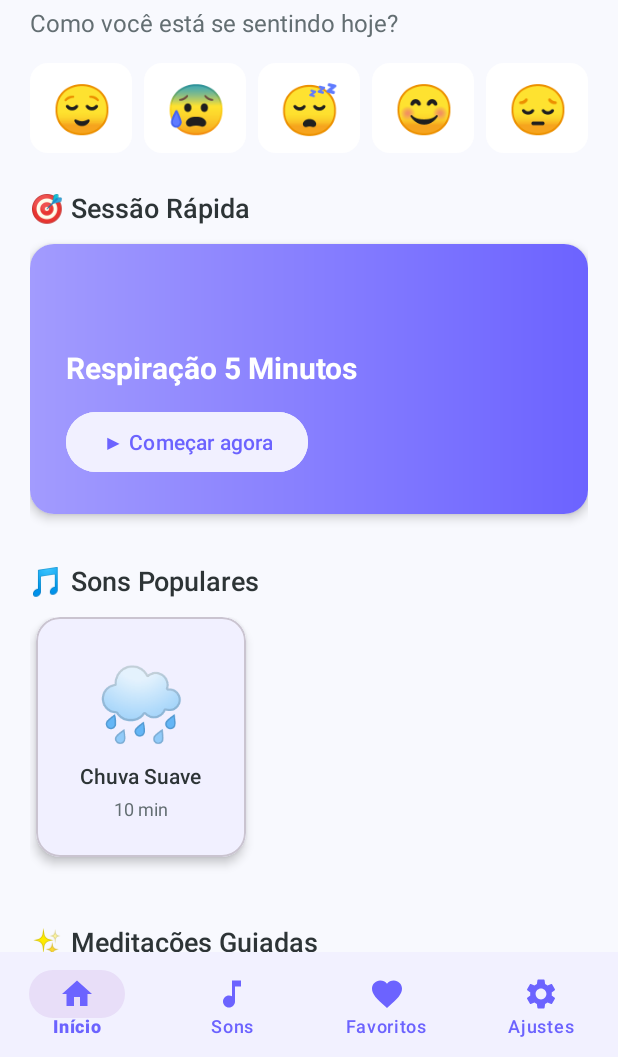
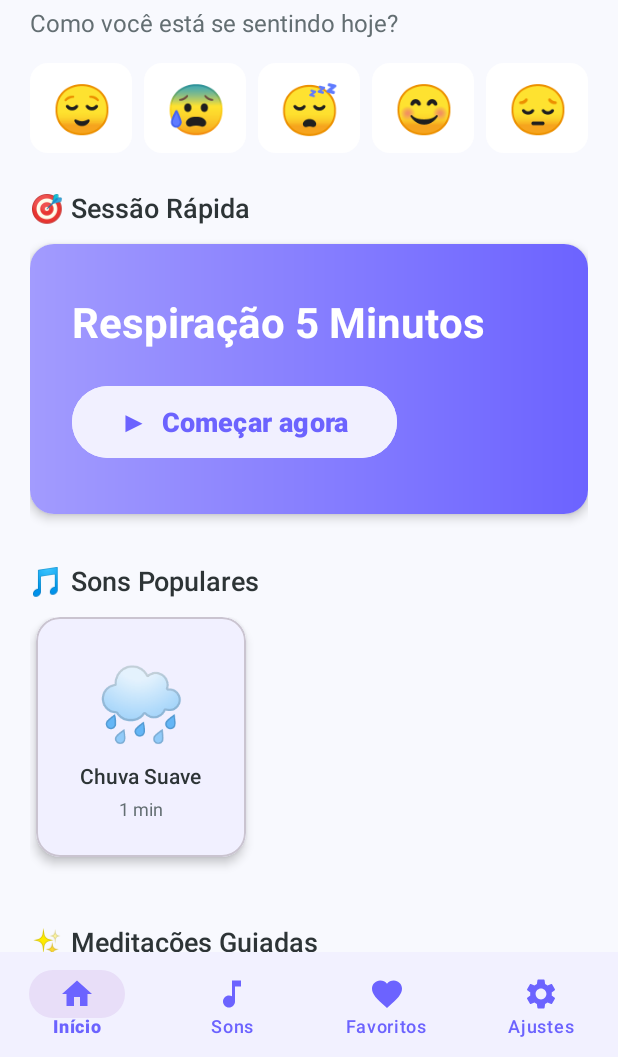
Before and after one commit to vandersonbraz/projeto-android, an Android app: the HomeFragment screen opened directly, with no data from a screen before it, on a phone screen of 412 x 824 dp, the part 179-1236 px from its top. Run offline under Robolectric (Android 15) with nearby library versions, the phone set to English and light mode, and no system bars; our stand-ins replace AdMob; libraries missing offline, so code that uses them is left out: com.android.billingclient; 5 statements that could not run were skipped.

Commit message:
Improve audio duration detection and quick session card UX
- Make entire purple card clickable (not just button)
- Increase font sizes in quick session card (28sp title, 18sp button)
- Center content vertically in card for better spacing
- Auto-detect real audio duration from MP3 file
- Update UI with actual detected duration
- Fix Chuva Suave duration (60s estimate, auto-detected on load)
- Improve card padding and button sizing

User experience improvements:
- Whole card area now clickable (easier to tap)
- Larger fonts fill the space better
- Accurate duration shown in player and cards

```diff
--- a/CalmareApp/app/src/main/java/com/calmare/app/data/Sound.kt
+++ b/CalmareApp/app/src/main/java/com/calmare/app/data/Sound.kt
@@ -20,7 +20,7 @@ object SoundsRepository {
             id = 1,
             title = "Chuva Suave",
             description = "Som relaxante de chuva caindo",
-            duration = 600, // 10 minutos (ajuste se souber a duração real do seu áudio)
+            duration = 60, // Duração estimada (será detectada automaticamente pelo player)
             category = "Natureza",
             audioUrl = "raw/chuva_suave",  // Arquivo local - SEM extensão .mp3
             isPremium = false
--- a/CalmareApp/app/src/main/java/com/calmare/app/ui/PlayerActivity.kt
+++ b/CalmareApp/app/src/main/java/com/calmare/app/ui/PlayerActivity.kt
@@ -452,7 +452,18 @@ class PlayerActivity : AppCompatActivity() {
                 prepareAsync()
 
                 setOnPreparedListener {
-                    tvTotalTime.text = formatTime(duration / 1000)
+                    // Detecta duração REAL do áudio (em milissegundos)
+                    val realDurationSeconds = duration / 1000
+
+                    // Atualiza a duração na variável do Activity
+                    this@PlayerActivity.soundDuration = realDurationSeconds
+
+                    // Atualiza UI com tempo real detectado
+                    tvTotalTime.text = formatTime(realDurationSeconds)
+
+                    // Atualiza categoria com duração real
+                    tvCategory.text = "${this@PlayerActivity.soundCategory} • ${formatDuration(realDurationSeconds)}"
+
                     isAudioPrepared = true
                     btnPlayPause.isEnabled = true
                     // Se shouldAutoPlayOnPrepared está true, toca automaticamente
--- a/CalmareApp/app/src/main/java/com/calmare/app/ui/fragments/HomeFragment.kt
+++ b/CalmareApp/app/src/main/java/com/calmare/app/ui/fragments/HomeFragment.kt
@@ -45,7 +45,12 @@ class HomeFragment : Fragment() {
         adManager.loadBannerAd(adContainer)
         adContainer.visibility = View.VISIBLE
 
-        // Setup quick session button
+        // Setup quick session - card inteiro clicável
+        view.findViewById<View>(R.id.card_quick_session)?.setOnClickListener {
+            openPlayer()
+        }
+
+        // Botão também clicável (redundante, mas mantém funcionalidade)
         view.findViewById<Button>(R.id.btn_start_quick_session)?.setOnClickListener {
             openPlayer()
         }
--- a/CalmareApp/app/src/main/res/layout/fragment_home.xml
+++ b/CalmareApp/app/src/main/res/layout/fragment_home.xml
@@ -127,32 +127,37 @@
                 android:layout_width="match_parent"
                 android:layout_height="match_parent"
                 android:background="@drawable/bg_gradient_purple"
-                android:padding="24dp">
+                android:padding="28dp">
 
                 <LinearLayout
                     android:layout_width="match_parent"
                     android:layout_height="match_parent"
                     android:orientation="vertical"
-                    android:gravity="bottom">
+                    android:gravity="center_vertical">
 
                     <TextView
                         android:layout_width="wrap_content"
                         android:layout_height="wrap_content"
                         android:text="@string/quick_session_title"
                         android:textColor="@color/white"
-                        android:textSize="20sp"
+                        android:textSize="28sp"
                         android:textStyle="bold"
-                        android:layout_marginBottom="12dp" />
+                        android:lineSpacingMultiplier="1.2"
+                        android:layout_marginBottom="20dp" />
 
                     <Button
                         android:id="@+id/btn_start_quick_session"
                         android:layout_width="wrap_content"
-                        android:layout_height="wrap_content"
-                        android:text="▶ Começar agora"
+                        android:layout_height="56dp"
+                        android:text="▶  Começar agora"
+                        android:textSize="18sp"
+                        android:textStyle="bold"
+                        android:paddingStart="32dp"
+                        android:paddingEnd="32dp"
                         android:backgroundTint="@color/white"
                         android:textColor="@color/primary"
                         android:textAllCaps="false"
-                        app:cornerRadius="24dp" />
+                        app:cornerRadius="28dp" />
 
                 </LinearLayout>
 
```
